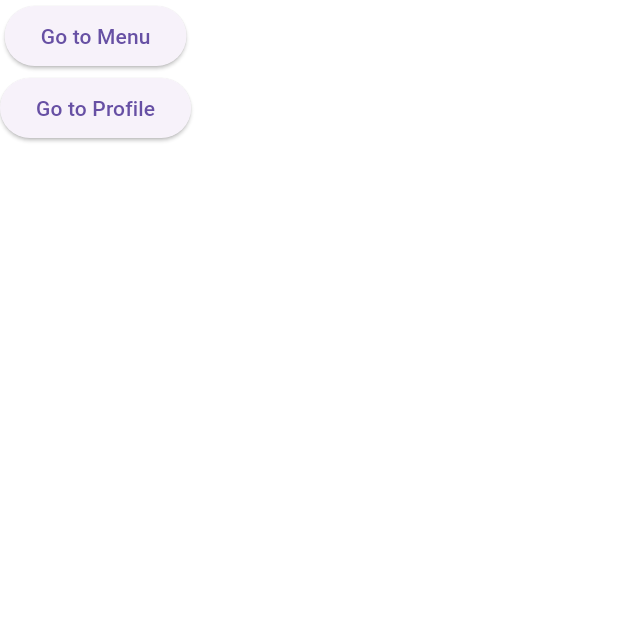
After one commit to jennyerilla02/frontweunis, a Flutter app: the screen it shows after launch, on a phone screen of 412 x 824 dp, the top half of it. The commit adds this screen. Run offline on Flutter 3.47's test engine with Material 3 defaults, Android fonts, the phone set to English and light mode, and no system bars.

Commit message:
dashboard and menu

```diff
--- /dev/null
+++ b/lib/pages/dashboard.dart
@@ -0,0 +1,38 @@
+import 'package:flutter/material.dart';
+
+class Dashboard extends StatefulWidget {
+  const Dashboard({super.key});
+
+  @override
+  State<Dashboard> createState() => _DashboardState();
+}
+
+class _DashboardState extends State<Dashboard> {
+  @override
+  Widget build(BuildContext context) {
+    return Scaffold(
+      backgroundColor: Colors.white,
+      body: Container(
+        child: SafeArea(
+          child: Column(
+            children: [
+              ElevatedButton(
+                onPressed: (){
+                  Navigator.pushNamed(context,'/menu');
+                },
+                child: Text('Go to Menu'),
+              ),
+             ElevatedButton(
+               onPressed: (){
+                 Navigator.pushNamed(context,'/profile');
+          },
+               child: Text('Go to Profile'),
+             ),
+            ],
+          ),
+
+        ),
+      ),
+    );
+  }
+}
--- /dev/null
+++ b/lib/pages/menu.dart
@@ -0,0 +1,17 @@
+import 'package:flutter/material.dart';
+
+class Menu extends StatefulWidget {
+  const Menu({super.key});
+
+  @override
+  State<Menu> createState() => _MenuState();
+}
+
+class _MenuState extends State<Menu> {
+  @override
+  Widget build(BuildContext context) {
+    return Scaffold(
+      body: Text('This is menu'),
+    );
+  }
+}
```
Also changed, not shown: lib/main.dart (+9 -13 lines).
